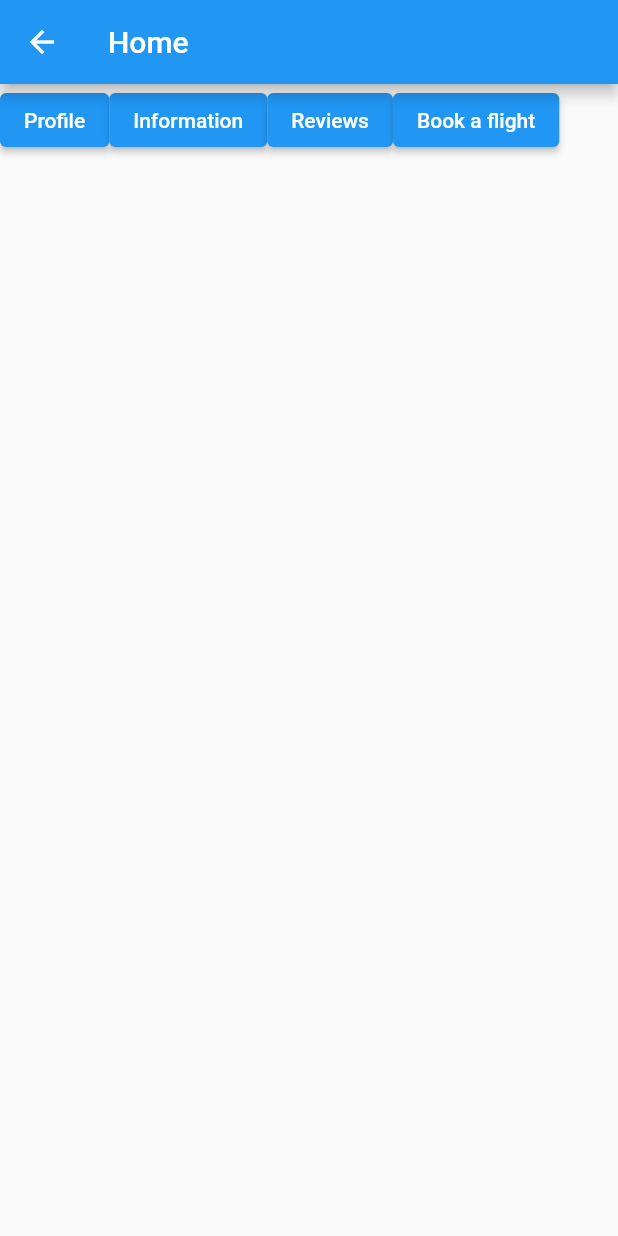
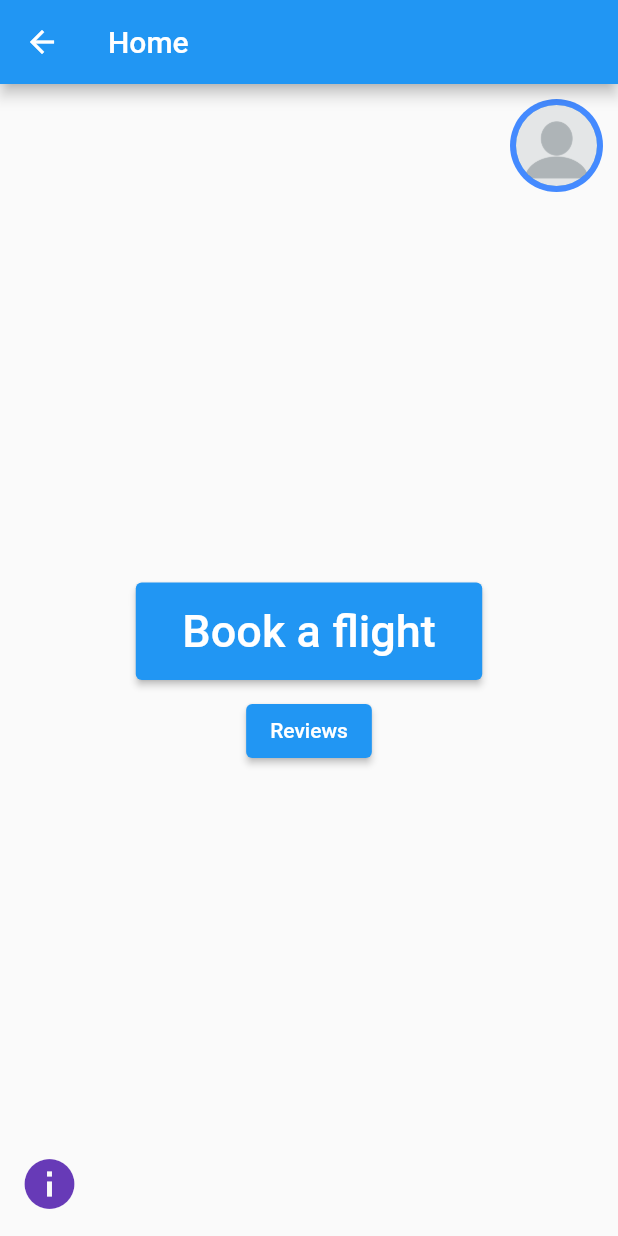
Before and after one commit to Georgi1914/Olympus-Glory, a Flutter app: the HomePage screen opened by its route, on a phone screen of 412 x 824 dp. Run offline on Flutter 3.47's test engine with Material 2 defaults, Android fonts, the light colour scheme and no system bars; our stand-ins replace firebase_auth, firebase_core; accounts and stored records are empty.

Commit message:
Fixed homepage layout

```diff
--- a/rocket_booker/lib/homepage.dart
+++ b/rocket_booker/lib/homepage.dart
@@ -23,15 +23,16 @@ class _HomePageState extends State<HomePage> {
       appBar: AppBar(
         title: const Text('Home'),
       ),
-      body: Row(
-        mainAxisAlignment: MainAxisAlignment.start,
+      body: Column(
+        children: [
+          Row(
+            mainAxisAlignment: MainAxisAlignment.end,
               crossAxisAlignment : CrossAxisAlignment.end,
             children: [
-
-          ElevatedButton(
-
-            child: const Text('Profile'),
-            onPressed: () {
+              Padding(
+                padding: const EdgeInsets.all(10.0),
+                child: GestureDetector(
+                    onTap: () {
                       Navigator.push(
                         context,
                         MaterialPageRoute(
@@ -40,14 +41,39 @@ class _HomePageState extends State<HomePage> {
                             )),
                       );
                     },
+                    child: const CircleAvatar(
+                      backgroundColor: Colors.blueAccent,
+                      radius: 31,
+                      child: CircleAvatar(
+                        radius: 27,
+                        backgroundImage: AssetImage('assets/blankProfilePicture.png'),
                       ),
+                    )),
+              ),
+            ],
+          ),
+            Expanded(
+              flex: 10,
+              child: Column(
+                mainAxisAlignment: MainAxisAlignment.center,
+                crossAxisAlignment: CrossAxisAlignment.center,
+                children: [
                   ElevatedButton(
-            child: const Text('Information'),
+                    child: const Padding(
+                      padding:  EdgeInsets.all(15.0),
+                      child:  Text(
+                          'Book a flight',
+                        style: TextStyle(
+                          fontSize: 30,
+                        ),
+                      ),
+                    ),
                     onPressed: () {
-              Navigator.push(
-                  context, MaterialPageRoute(builder: (context) => InfoPage()));
+                      Navigator.push(context,
+                          MaterialPageRoute(builder: (context) => destinationsPage()));
                     },
                   ),
+                  SizedBox(height: 10,),
                   ElevatedButton(
                     child: const Text('Reviews'),
                     onPressed: () {
@@ -55,13 +81,32 @@ class _HomePageState extends State<HomePage> {
                           MaterialPageRoute(builder: (context) => ReviewsPage()));
                     },
                   ),
-          ElevatedButton(
-            child: const Text('Book a flight'),
+                ],
+          ),
+            ),
+          Expanded(
+            flex:1,
+            child: Row(
+              mainAxisAlignment: MainAxisAlignment.start,
+              crossAxisAlignment: CrossAxisAlignment.end,
+              children: [
+                Padding(
+                  padding: const EdgeInsets.fromLTRB(5, 0, 0, 20),
+                  child: IconButton(
                       onPressed: () {
-              Navigator.push(context,
-                  MaterialPageRoute(builder: (context) => destinationsPage()));
+                        Navigator.push(
+                            context, MaterialPageRoute(builder: (context) => InfoPage()));
                       },
-          )
+                      icon: const Icon(
+                        Icons.info,
+                        color: Colors.deepPurple,
+                        size: 40,
+                      ),
+                  ),
+                ),
+              ],
+            ),
+          ),
         ],
       ),
     );
--- a/rocket_booker/pubspec.yaml
+++ b/rocket_booker/pubspec.yaml
@@ -61,7 +61,7 @@ flutter:
 
   # To add assets to your application, add an assets section, like this:
   assets:
-     - assets/
+    - assets/
 
   # An image asset can refer to one or more resolution-specific "variants", see
   # https://flutter.dev/assets-and-images/#resolution-aware.
```
Also changed, not shown: rocket_booker/assets/blankProfilePicture.png (added). Lines whose indentation alone changed are shown as unchanged.
